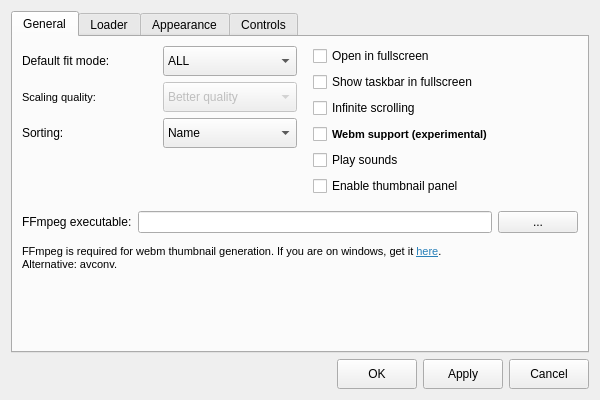
The window that settingsdialog.ui (do-i/thumbgrid) describes before a commit, drawn with Qt 5.
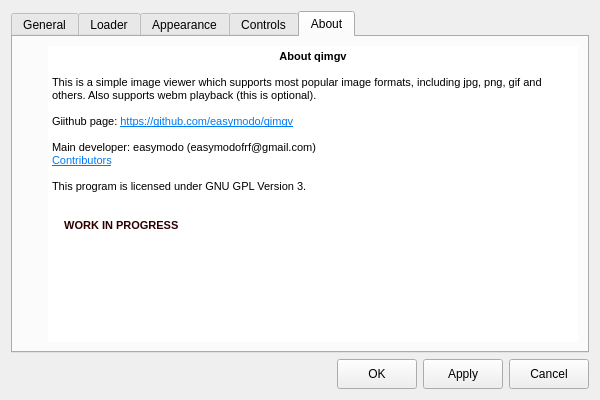
The same window after the commit. The open tabs and pages were chosen to show the change. Icons and pictures are not drawn. Custom widgets are drawn as their Qt base class.

Commit message: 0.45.1 bug fixes & stability add missing 22px icon add about tab in settings dialog more safety checks fix window position saving

Patch:
```diff
--- a/settingsdialog.ui
+++ b/settingsdialog.ui
@@ -1054,6 +1054,86 @@
        </item>
       </layout>
      </widget>
+     <widget class="QWidget" name="tab_5">
+      <attribute name="title">
+       <string>About</string>
+      </attribute>
+      <layout class="QVBoxLayout" name="verticalLayout_8">
+       <item>
+        <layout class="QHBoxLayout" name="horizontalLayout_13">
+         <item>
+          <layout class="QVBoxLayout" name="verticalLayout_9">
+           <item>
+            <widget class="QLabel" name="appIconLabel">
+             <property name="sizePolicy">
+              <sizepolicy hsizetype="Fixed" vsizetype="Fixed">
+               <horstretch>0</horstretch>
+               <verstretch>0</verstretch>
+              </sizepolicy>
+             </property>
+             <property name="text">
+              <string/>
+             </property>
+             <property name="pixmap">
+              <pixmap resource="resources.qrc">:/images/res/icons/48.png</pixmap>
+             </property>
+            </widget>
+           </item>
+           <item>
+            <widget class="QLabel" name="versionLabel">
+             <property name="text">
+              <string/>
+             </property>
+             <property name="alignment">
+              <set>Qt::AlignCenter</set>
+             </property>
+            </widget>
+           </item>
+           <item>
+            <spacer name="verticalSpacer_5">
+             <property name="orientation">
+              <enum>Qt::Vertical</enum>
+             </property>
+             <property name="sizeHint" stdset="0">
+              <size>
+               <width>20</width>
+               <height>40</height>
+              </size>
+             </property>
+            </spacer>
+           </item>
+          </layout>
+         </item>
+         <item>
+          <widget class="QTextBrowser" name="textBrowser">
+           <property name="frameShape">
+            <enum>QFrame::NoFrame</enum>
+           </property>
+           <property name="html">
+            <string>&lt;!DOCTYPE HTML PUBLIC &quot;-//W3C//DTD HTML 4.0//EN&quot; &quot;http://www.w3.org/TR/REC-html40/strict.dtd&quot;&gt;
+&lt;html&gt;&lt;head&gt;&lt;meta name=&quot;qrichtext&quot; content=&quot;1&quot; /&gt;&lt;style type=&quot;text/css&quot;&gt;
+p, li { white-space: pre-wrap; }
+&lt;/style&gt;&lt;/head&gt;&lt;body style=&quot; font-family:'MS Shell Dlg 2'; font-size:8.25pt; font-weight:400; font-style:normal;&quot;&gt;
+&lt;p align=&quot;center&quot; style=&quot; margin-top:0px; margin-bottom:0px; margin-left:0px; margin-right:0px; -qt-block-indent:0; text-indent:0px;&quot;&gt;&lt;span style=&quot; font-weight:600;&quot;&gt;About qimgv&lt;/span&gt;&lt;/p&gt;
+&lt;p align=&quot;center&quot; style=&quot;-qt-paragraph-type:empty; margin-top:0px; margin-bottom:0px; margin-left:0px; margin-right:0px; -qt-block-indent:0; text-indent:0px; font-weight:600;&quot;&gt;&lt;br /&gt;&lt;/p&gt;
+&lt;p style=&quot; margin-top:0px; margin-bottom:0px; margin-left:0px; margin-right:0px; -qt-block-indent:0; text-indent:0px;&quot;&gt;This is a simple image viewer which supports most popular image formats, including jpg, png, gif and others. Also supports webm playback (this is optional).&lt;/p&gt;
+&lt;p style=&quot;-qt-paragraph-type:empty; margin-top:0px; margin-bottom:0px; margin-left:0px; margin-right:0px; -qt-block-indent:0; text-indent:0px;&quot;&gt;&lt;br /&gt;&lt;/p&gt;
+&lt;p style=&quot; margin-top:0px; margin-bottom:0px; margin-left:0px; margin-right:0px; -qt-block-indent:0; text-indent:0px;&quot;&gt;Giithub page: &lt;a href=&quot;https://github.com/easymodo/qimgv&quot;&gt;&lt;span style=&quot; font-size:8pt; text-decoration: underline; color:#007af4;&quot;&gt;https://github.com/easymodo/qimgv&lt;/span&gt;&lt;/a&gt;&lt;/p&gt;
+&lt;p style=&quot;-qt-paragraph-type:empty; margin-top:0px; margin-bottom:0px; margin-left:0px; margin-right:0px; -qt-block-indent:0; text-indent:0px;&quot;&gt;&lt;br /&gt;&lt;/p&gt;
+&lt;p style=&quot; margin-top:0px; margin-bottom:0px; margin-left:0px; margin-right:0px; -qt-block-indent:0; text-indent:0px;&quot;&gt;Main developer: easymodo (easymodofrf@gmail.com)&lt;/p&gt;
+&lt;p style=&quot; margin-top:0px; margin-bottom:0px; margin-left:0px; margin-right:0px; -qt-block-indent:0; text-indent:0px;&quot;&gt;&lt;a href=&quot;https://github.com/easymodo/qimgv/graphs/contributors&quot;&gt;&lt;span style=&quot; font-size:8pt; text-decoration: underline; color:#007af4;&quot;&gt;Contributors&lt;/span&gt;&lt;/a&gt;&lt;/p&gt;
+&lt;p style=&quot;-qt-paragraph-type:empty; margin-top:0px; margin-bottom:0px; margin-left:0px; margin-right:0px; -qt-block-indent:0; text-indent:0px; font-size:8pt; text-decoration: underline; color:#007af4;&quot;&gt;&lt;br /&gt;&lt;/p&gt;
+&lt;p style=&quot; margin-top:0px; margin-bottom:0px; margin-left:0px; margin-right:0px; -qt-block-indent:0; text-indent:0px;&quot;&gt;This program is licensed under GNU GPL Version 3.&lt;/p&gt;
+&lt;p style=&quot;-qt-paragraph-type:empty; margin-top:0px; margin-bottom:0px; margin-left:0px; margin-right:0px; -qt-block-indent:0; text-indent:0px;&quot;&gt;&lt;br /&gt;&lt;/p&gt;
+&lt;p align=&quot;right&quot; style=&quot;-qt-paragraph-type:empty; margin-top:0px; margin-bottom:0px; margin-left:0px; margin-right:0px; -qt-block-indent:0; text-indent:0px;&quot;&gt;&lt;br /&gt;&lt;/p&gt;
+&lt;p style=&quot; margin-top:0px; margin-bottom:0px; margin-left:0px; margin-right:0px; -qt-block-indent:0; text-indent:0px;&quot;&gt;&lt;span style=&quot; font-weight:600;&quot;&gt;   &lt;/span&gt;&lt;span style=&quot; font-weight:600; color:#681313;&quot;&gt; &lt;/span&gt;&lt;span style=&quot; font-weight:600; color:#2c0000;&quot;&gt;WORK IN PROGRESS&lt;/span&gt;&lt;/p&gt;&lt;/body&gt;&lt;/html&gt;</string>
+           </property>
+          </widget>
+         </item>
+        </layout>
+       </item>
+      </layout>
+     </widget>
     </widget>
    </item>
    <item>
```
Left out of the diff: 4 changed lines with no effect on the pictures. The commit also changes 14 other files.
